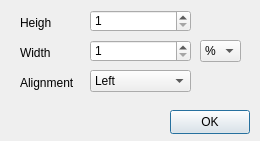
Razor-qt/Razor-qt, file razorqt-panel/panel/configpaneldialog.ui: the form before one commit.
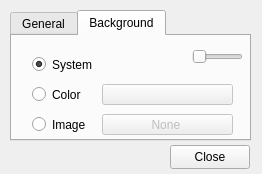
The form after the commit. The open tabs and pages were chosen to show the change.

Commit message: added ability to configure panel background

```diff
--- a/razorqt-panel/panel/configpaneldialog.ui
+++ b/razorqt-panel/panel/configpaneldialog.ui
@@ -6,43 +6,46 @@
    <rect>
     <x>0</x>
     <y>0</y>
-    <width>260</width>
-    <height>141</height>
+    <width>262</width>
+    <height>174</height>
    </rect>
   </property>
   <property name="minimumSize">
    <size>
-    <width>260</width>
-    <height>141</height>
+    <width>262</width>
+    <height>174</height>
    </size>
   </property>
   <property name="maximumSize">
    <size>
-    <width>260</width>
-    <height>141</height>
+    <width>262</width>
+    <height>174</height>
    </size>
   </property>
   <property name="windowTitle">
    <string>Configure panel</string>
   </property>
-  <widget class="QLabel" name="label">
+  <widget class="QTabWidget" name="tabWidget">
    <property name="geometry">
     <rect>
-     <x>20</x>
-     <y>15</y>
-     <width>31</width>
-     <height>16</height>
+     <x>10</x>
+     <y>10</y>
+     <width>241</width>
+     <height>131</height>
     </rect>
    </property>
-   <property name="text">
-    <string>Height:</string>
+   <property name="currentIndex">
+    <number>0</number>
    </property>
-  </widget>
+   <widget class="QWidget" name="tab_General">
+    <attribute name="title">
+     <string>General</string>
+    </attribute>
   <widget class="QSpinBox" name="spinBox_height">
    <property name="geometry">
     <rect>
-     <x>90</x>
-     <y>10</y>
+       <x>80</x>
+       <y>20</y>
      <width>101</width>
      <height>22</height>
     </rect>
@@ -54,24 +57,37 @@
     <number>250</number>
    </property>
   </widget>
-  <widget class="QPushButton" name="okButton">
+    <widget class="QLabel" name="label_2">
    <property name="geometry">
     <rect>
-     <x>170</x>
-     <y>110</y>
-     <width>80</width>
-     <height>24</height>
+       <x>10</x>
+       <y>55</y>
+       <width>31</width>
+       <height>16</height>
     </rect>
    </property>
    <property name="text">
-    <string>OK</string>
+      <string>Width:</string>
+     </property>
+    </widget>
+    <widget class="QLabel" name="label_3">
+     <property name="geometry">
+      <rect>
+       <x>10</x>
+       <y>85</y>
+       <width>61</width>
+       <height>16</height>
+      </rect>
+     </property>
+     <property name="text">
+      <string>Alignment</string>
    </property>
   </widget>
   <widget class="QComboBox" name="comboBox_widthType">
    <property name="geometry">
     <rect>
-     <x>200</x>
-     <y>40</y>
+       <x>190</x>
+       <y>50</y>
      <width>41</width>
      <height>22</height>
     </rect>
@@ -87,24 +103,11 @@
     </property>
    </item>
   </widget>
-  <widget class="QLabel" name="label_2">
-   <property name="geometry">
-    <rect>
-     <x>20</x>
-     <y>45</y>
-     <width>31</width>
-     <height>16</height>
-    </rect>
-   </property>
-   <property name="text">
-    <string>Width:</string>
-   </property>
-  </widget>
   <widget class="QSpinBox" name="spinBox_width">
    <property name="geometry">
     <rect>
-     <x>90</x>
-     <y>40</y>
+       <x>80</x>
+       <y>50</y>
      <width>101</width>
      <height>22</height>
     </rect>
@@ -116,11 +119,24 @@
     <number>250</number>
    </property>
   </widget>
+    <widget class="QLabel" name="label">
+     <property name="geometry">
+      <rect>
+       <x>10</x>
+       <y>25</y>
+       <width>31</width>
+       <height>16</height>
+      </rect>
+     </property>
+     <property name="text">
+      <string>Height:</string>
+     </property>
+    </widget>
   <widget class="QComboBox" name="comboBox_alignment">
    <property name="geometry">
     <rect>
-     <x>90</x>
-     <y>70</y>
+       <x>80</x>
+       <y>80</y>
      <width>101</width>
      <height>22</height>
     </rect>
@@ -141,17 +157,117 @@
     </property>
    </item>
   </widget>
-  <widget class="QLabel" name="label_3">
+   </widget>
+   <widget class="QWidget" name="tab_Background">
+    <attribute name="title">
+     <string>Background</string>
+    </attribute>
+    <widget class="QRadioButton" name="radioButton_system">
    <property name="geometry">
     <rect>
      <x>20</x>
-     <y>75</y>
+       <y>20</y>
+       <width>71</width>
+       <height>17</height>
+      </rect>
+     </property>
+     <property name="text">
+      <string>System</string>
+     </property>
+     <property name="checked">
+      <bool>true</bool>
+     </property>
+    </widget>
+    <widget class="QRadioButton" name="radioButton_image">
+     <property name="geometry">
+      <rect>
+       <x>20</x>
+       <y>80</y>
+       <width>71</width>
+       <height>17</height>
+      </rect>
+     </property>
+     <property name="text">
+      <string>Image</string>
+     </property>
+    </widget>
+    <widget class="QRadioButton" name="radioButton_color">
+     <property name="geometry">
+      <rect>
+       <x>20</x>
+       <y>50</y>
      <width>61</width>
-     <height>16</height>
+       <height>17</height>
     </rect>
    </property>
    <property name="text">
-    <string>Alignment</string>
+      <string>Color</string>
+     </property>
+    </widget>
+    <widget class="QSlider" name="horizontalSlider_transperent">
+     <property name="enabled">
+      <bool>false</bool>
+     </property>
+     <property name="geometry">
+      <rect>
+       <x>180</x>
+       <y>10</y>
+       <width>51</width>
+       <height>21</height>
+      </rect>
+     </property>
+     <property name="toolTip">
+      <string>Transperent</string>
+     </property>
+     <property name="orientation">
+      <enum>Qt::Horizontal</enum>
+     </property>
+    </widget>
+    <widget class="QPushButton" name="pushButton_image">
+     <property name="enabled">
+      <bool>false</bool>
+     </property>
+     <property name="geometry">
+      <rect>
+       <x>90</x>
+       <y>78</y>
+       <width>131</width>
+       <height>21</height>
+      </rect>
+     </property>
+     <property name="text">
+      <string>None </string>
+     </property>
+    </widget>
+    <widget class="QPushButton" name="pushButton_color">
+     <property name="enabled">
+      <bool>false</bool>
+     </property>
+     <property name="geometry">
+      <rect>
+       <x>90</x>
+       <y>48</y>
+       <width>131</width>
+       <height>21</height>
+      </rect>
+     </property>
+     <property name="text">
+      <string/>
+     </property>
+    </widget>
+   </widget>
+  </widget>
+  <widget class="QPushButton" name="closeButton">
+   <property name="geometry">
+    <rect>
+     <x>170</x>
+     <y>145</y>
+     <width>80</width>
+     <height>24</height>
+    </rect>
+   </property>
+   <property name="text">
+    <string>Close</string>
    </property>
   </widget>
  </widget>
```
Lines whose indentation alone changed are shown as unchanged. The commit also changes 4 other files.
